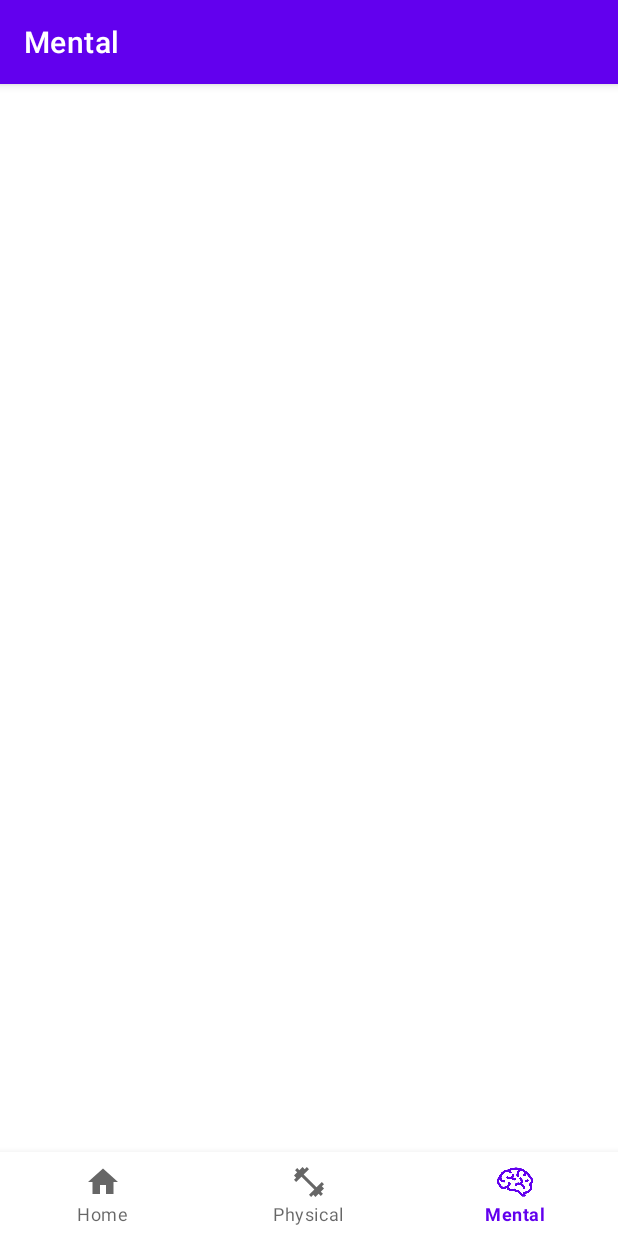
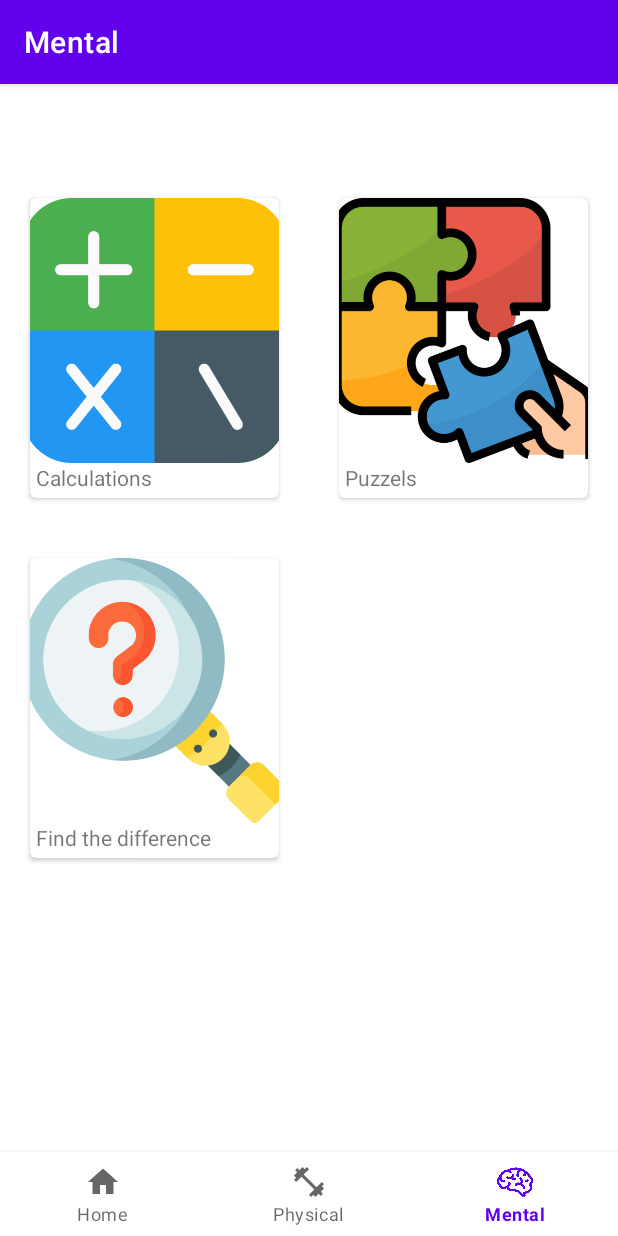
Before and after one commit to SalsabeelH/ProjectMobileApps, an Android app: the NotificationsFragment screen opened through its navigation route, on a phone screen of 412 x 824 dp. Run offline under Robolectric (Android 15) with nearby library versions, the phone set to English and light mode, and no system bars; our stand-ins replace navigation-ui.

Commit message:
second commit

```diff
--- a/app/src/main/java/birzeit/edu/projectmobileapps/adapters/MentalRecyclerAdapter.java
+++ b/app/src/main/java/birzeit/edu/projectmobileapps/adapters/MentalRecyclerAdapter.java
@@ -1,7 +1,60 @@
 package birzeit.edu.projectmobileapps.adapters;
+import birzeit.edu.projectmobileapps.R;
+import android.graphics.drawable.Drawable;
+import android.view.LayoutInflater;
+import android.view.View;
+import android.view.ViewGroup;
+import android.widget.ImageView;
+import android.widget.TextView;
 
-public class MentalRecyclerAdapter {
+import androidx.cardview.widget.CardView;
+import androidx.core.content.ContextCompat;
+import androidx.recyclerview.widget.RecyclerView;
 
 
+public class MentalRecyclerAdapter extends RecyclerView.Adapter<MentalRecyclerAdapter.ViewHolder> {
 
+
+    private String[] captions;
+    private int[] imageIds;
+
+    public MentalRecyclerAdapter(String[] captions, int[] imageIds){
+        this.captions = captions;
+        this.imageIds = imageIds;
+    }
+    @Override
+    public ViewHolder onCreateViewHolder(ViewGroup parent, int viewType) {
+        CardView v = (CardView) LayoutInflater.from(parent.getContext()).inflate(R.layout.mental_item,parent, false);
+        return new ViewHolder(v);
+    }
+
+    @Override
+    public void onBindViewHolder(ViewHolder holder, int position) {
+        CardView cardView = holder.cardView;
+        ImageView imageView = (ImageView) cardView.findViewById(R.id.image);
+        Drawable dr = ContextCompat.getDrawable(cardView.getContext(), imageIds[position]);
+        imageView.setImageDrawable(dr);
+        TextView txt = (TextView)cardView.findViewById(R.id.txtName);
+        txt.setText(captions[position]);
+        cardView.setOnClickListener( new View.OnClickListener(){
+            @Override
+            public void onClick(View v){
+                //
+            }
+        });
+    }
+
+    @Override
+    public int getItemCount() {
+        return captions.length;
+    }
+
+    public static class ViewHolder extends RecyclerView.ViewHolder{
+        private CardView cardView;
+        public ViewHolder(CardView cardView){
+            super(cardView);
+            this.cardView = cardView;
+        }
+
+    }
 }
--- /dev/null
+++ b/app/src/main/java/birzeit/edu/projectmobileapps/model/MentalGame.java
@@ -0,0 +1,23 @@
+package birzeit.edu.projectmobileapps.model;
+
+import birzeit.edu.projectmobileapps.R;
+
+public class MentalGame {
+
+    private String name;
+    private int imageID;
+
+    public static final MentalGame[] mental_games = {
+            new MentalGame ("Calculations", R.drawable.calc),
+            new MentalGame ("Puzzels", R.drawable.puzzle),
+            new MentalGame ("Find the difference", R.drawable.find)
+
+    };
+    private MentalGame (String name, int imageID){
+        this.name = name;
+        this.imageID = imageID;
+    }
+    public String getName(){return name;}
+    public int getImageID(){return imageID;}
+
+}
--- a/app/src/main/java/birzeit/edu/projectmobileapps/model/MentalGames.java
+++ /dev/null
@@ -1,4 +0,0 @@
-package birzeit.edu.projectmobileapps.model;
-
-public class MentalGames {
-}
--- a/app/src/main/java/birzeit/edu/projectmobileapps/ui/NotificationsFragment.java
+++ b/app/src/main/java/birzeit/edu/projectmobileapps/ui/NotificationsFragment.java
@@ -11,8 +11,10 @@ import androidx.fragment.app.Fragment;
 import androidx.lifecycle.ViewModelProvider;
 import androidx.recyclerview.widget.RecyclerView;
 
+import birzeit.edu.projectmobileapps.adapters.MentalRecyclerAdapter;
 import birzeit.edu.projectmobileapps.databinding.FragmentNotificationsBinding;
-
+import birzeit.edu.projectmobileapps.model.MentalGame;
+import androidx.recyclerview.widget.GridLayoutManager;
 
 public class NotificationsFragment extends Fragment {
 
@@ -25,8 +27,21 @@ public class NotificationsFragment extends Fragment {
         binding = FragmentNotificationsBinding.inflate(inflater, container, false);
         View root = binding.getRoot();
 
-        final RecyclerView recyclerView = binding.mentalRecycler;
+        final RecyclerView recycler = binding.mentalRecycler;
+        recycler.setLayoutManager(new GridLayoutManager(getContext().getApplicationContext(), 2));
 
+        /*
+        fill array
+         */
+        String[] captions = new String[MentalGame.mental_games.length];
+        int[] ids = new int[MentalGame.mental_games.length];
+
+        for(int i = 0; i<captions.length;i++){
+            captions[i] = MentalGame.mental_games[i].getName();
+            ids[i] = MentalGame.mental_games[i].getImageID();
+        }
+        MentalRecyclerAdapter adapter = new MentalRecyclerAdapter(captions, ids);
+        recycler.setAdapter(adapter);
         return root;
     }
 
--- a/app/src/main/res/layout/mental_item.xml
+++ b/app/src/main/res/layout/mental_item.xml
@@ -1,7 +1,14 @@
 <?xml version="1.0" encoding="utf-8"?>
-<androidx.cardview.widget.CardView xmlns:android="http://schemas.android.com/apk/res/android"
+<androidx.cardview.widget.CardView
+    xmlns:android="http://schemas.android.com/apk/res/android"
+    xmlns:card_view="http://schemas.android.com/apk/res-auto"
+    android:id="@+id/card_view"
     android:layout_width="match_parent"
-    android:layout_height="200dp">
+    android:layout_height="200dp"
+    android:layout_margin="20dp"
+    card_view:cardElevation="2dp"
+    card_view:cardCornerRadius="4dp"
+    >
 
     <LinearLayout
         android:layout_width="match_parent"
```
